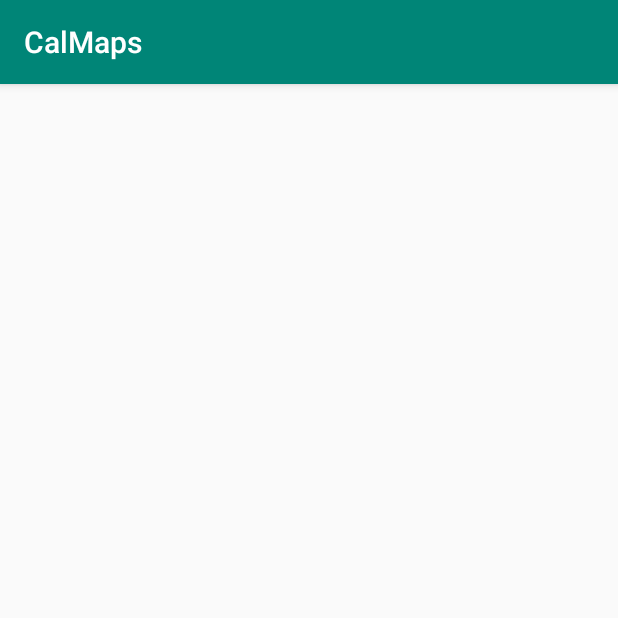
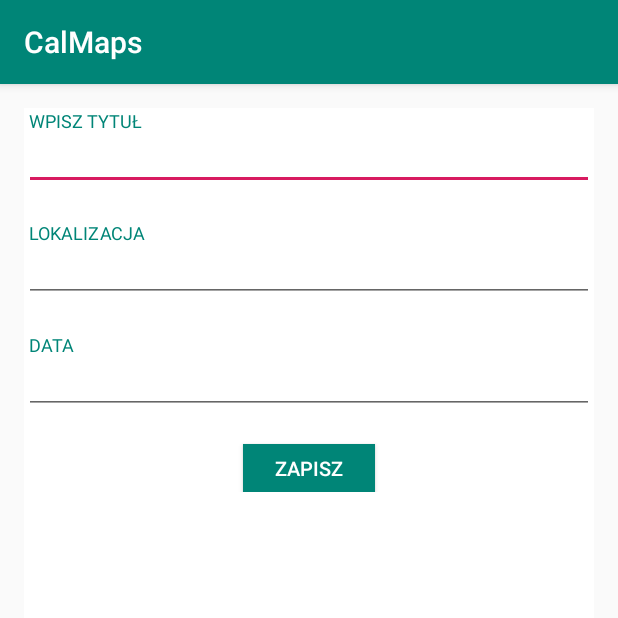
Before and after one commit to gdziugiel/CalMaps, an Android app: the AddEventActivity screen opened directly, with no data from a screen before it, on a phone screen of 412 x 824 dp, the top half of it. Run offline under Robolectric (Android 15) with nearby library versions, the phone set to English and light mode, and no system bars.

Commit message:
Formularz wydarzenia

```diff
--- a/app/src/main/res/layout/activity_add_event.xml
+++ b/app/src/main/res/layout/activity_add_event.xml
@@ -1,9 +1,97 @@
 <?xml version="1.0" encoding="utf-8"?>
-<android.support.constraint.ConstraintLayout xmlns:android="http://schemas.android.com/apk/res/android"
+<android.support.design.widget.CoordinatorLayout xmlns:android="http://schemas.android.com/apk/res/android"
     xmlns:app="http://schemas.android.com/apk/res-auto"
     xmlns:tools="http://schemas.android.com/tools"
     android:layout_width="match_parent"
     android:layout_height="match_parent"
+    android:fitsSystemWindows="true"
     tools:context=".AddEventActivity">
 
-</android.support.constraint.ConstraintLayout>
+    <ScrollView
+        android:layout_width="match_parent"
+        android:layout_height="match_parent"
+        android:layout_marginBottom="@dimen/activity_vertical_margin"
+        android:layout_marginLeft="@dimen/activity_horizontal_margin"
+        android:layout_marginRight="@dimen/activity_horizontal_margin"
+        android:layout_marginTop="@dimen/activity_vertical_margin"
+        android:background="@android:color/white"
+        app:layout_behavior="@string/appbar_scrolling_view_behavior">
+
+        <LinearLayout
+            android:layout_width="match_parent"
+            android:layout_height="wrap_content"
+            android:orientation="vertical">
+
+            <TextView
+                android:layout_width="fill_parent"
+                android:layout_height="wrap_content"
+                android:paddingLeft="3dp"
+                android:text="@string/event_name"
+                android:textAllCaps="true"
+                android:textColor="@color/colorPrimary"
+                android:textSize="12sp" />
+
+            <EditText
+                android:id="@+id/edit_event_name"
+                android:layout_width="fill_parent"
+                android:layout_height="38dp"
+                android:layout_marginBottom="20dp"
+                android:inputType="text"
+                android:singleLine="true"
+                android:textSize="14sp" />
+
+            <TextView
+                android:layout_width="fill_parent"
+                android:layout_height="wrap_content"
+                android:paddingLeft="3dp"
+                android:text="@string/event_place"
+                android:textAllCaps="true"
+                android:textColor="@color/colorPrimary"
+                android:textSize="12sp" />
+
+            <EditText
+                android:id="@+id/edit_event_place"
+                android:layout_width="fill_parent"
+                android:layout_height="38dp"
+                android:layout_marginBottom="20dp"
+                android:inputType="textEmailAddress"
+                android:singleLine="true"
+                android:textSize="14sp" />
+
+
+            <TextView
+                android:layout_width="fill_parent"
+                android:layout_height="wrap_content"
+                android:paddingLeft="3dp"
+                android:text="@string/event_date"
+                android:textAllCaps="true"
+                android:textColor="@color/colorPrimary"
+                android:textSize="12sp" />
+
+            <EditText
+                android:id="@+id/edit_event_date"
+                android:layout_width="fill_parent"
+                android:layout_height="38dp"
+                android:layout_marginBottom="20dp"
+                android:inputType="text"
+                android:singleLine="true"
+                android:textSize="14sp" />
+
+            <Button
+                android:id="@+id/add_event"
+                android:layout_width="wrap_content"
+                android:layout_height="32dp"
+                android:layout_gravity="center"
+                android:background="@color/colorPrimary"
+                android:paddingBottom="1dp"
+                android:paddingLeft="15dp"
+                android:paddingRight="15dp"
+                android:paddingTop="1dp"
+                android:text="@string/add_event"
+                android:textAllCaps="true"
+                android:textColor="@android:color/white"
+                android:textSize="13sp" />
+        </LinearLayout>
+    </ScrollView>
+
+</android.support.design.widget.CoordinatorLayout>
--- /dev/null
+++ b/app/src/main/res/values/dimens.xml
@@ -0,0 +1,5 @@
+<?xml version="1.0" encoding="utf-8"?>
+<resources>
+    <dimen name="activity_horizontal_margin">16dp</dimen>
+    <dimen name="activity_vertical_margin">16dp</dimen>
+</resources>
--- a/app/src/main/res/values/strings.xml
+++ b/app/src/main/res/values/strings.xml
@@ -1,3 +1,8 @@
 <resources>
     <string name="app_name">CalMaps</string>
+    <string name="event_name">Wpisz tytuł</string>
+    <string name="event_place">Lokalizacja</string>
+    <string name="event_date">Data</string>
+    <string name="add_event">Zapisz</string>
+    <string name="appbar_scrolling_view_behavior"></string>
 </resources>
```
